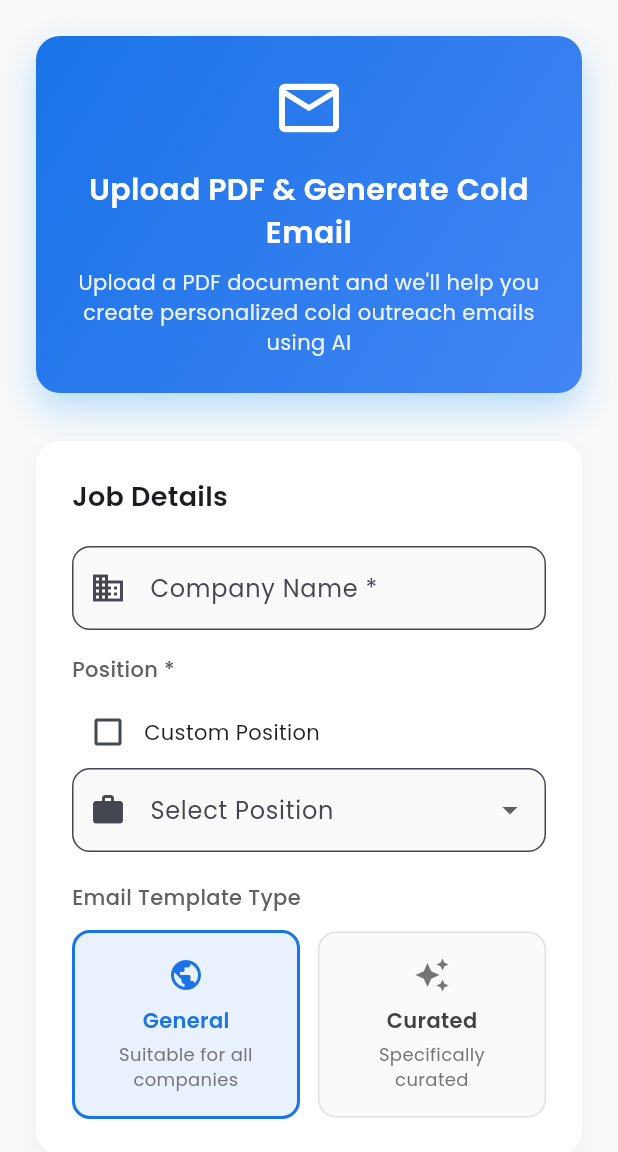
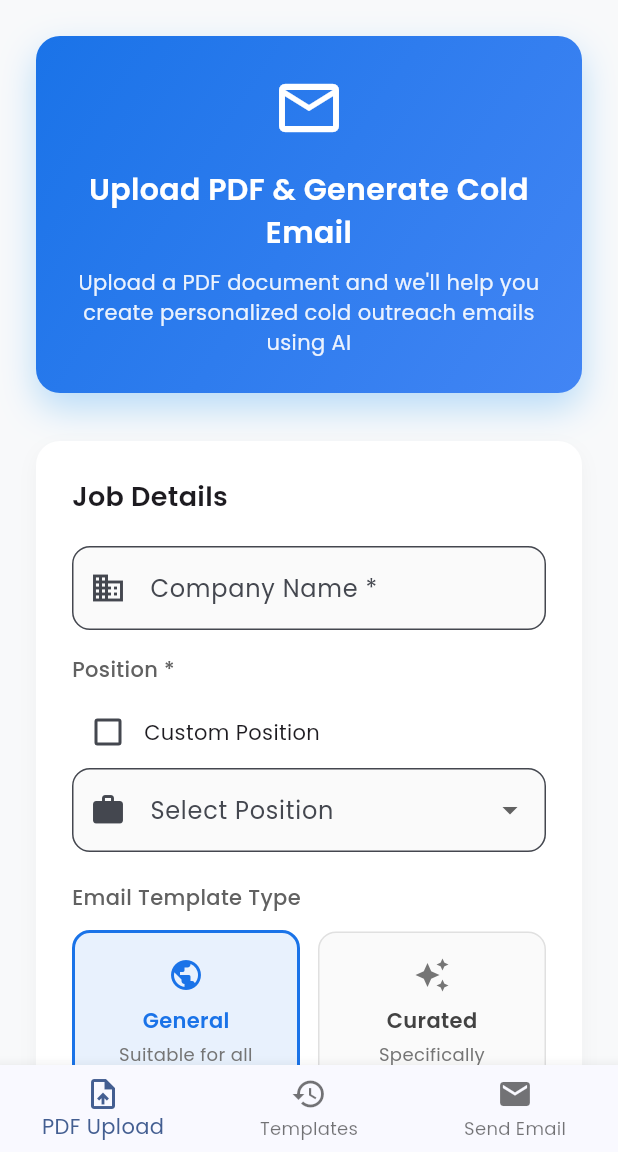
Before and after one commit to SRAYANSH-GUPTA/xcodmail, a Flutter app: the screen it shows after launch, on a phone screen of 412 x 824 dp, the part 84-1236 px from its top. Run offline on Flutter 3.47's test engine with Material 3 defaults, Android fonts, the light colour scheme and no system bars; our stand-ins replace envied, file_picker, flutter_dotenv, google_fonts, shared_preferences; missing offline and left inert: mailer, syncfusion_flutter_pdf.

Commit message:
Email sending logic added

```diff
--- a/lib/main.dart
+++ b/lib/main.dart
@@ -2,9 +2,11 @@ import 'package:flutter/material.dart';
 import 'package:google_fonts/google_fonts.dart';
 import 'package:flutter_dotenv/flutter_dotenv.dart';
 import 'presentation/screens/pdf_upload_screen.dart';
+import 'presentation/screens/templates_screen.dart';
+import 'presentation/screens/email_send_screen.dart';
 
 void main() async {
-  // Load environment variables before running the app
+
   await dotenv.load(fileName: ".env");
 
   runApp(const MyApp());
@@ -47,7 +49,54 @@ class MyApp extends StatelessWidget {
           ),
         ),
       ),
-      home: const PdfUploadScreen(),
+      home: const MainNavScreen(),
     );
   }
 }
+
+class MainNavScreen extends StatefulWidget {
+  const MainNavScreen({super.key});
+
+  @override
+  State<MainNavScreen> createState() => _MainNavScreenState();
+}
+
+class _MainNavScreenState extends State<MainNavScreen> {
+  int _selectedIndex = 0;
+  static final List<Widget> _screens = <Widget>[
+    PdfUploadScreen(),
+    TemplatesScreen(),
+    EmailSendScreen(),
+  ];
+
+  void _onItemTapped(int index) {
+    setState(() {
+      _selectedIndex = index;
+    });
+  }
+
+  @override
+  Widget build(BuildContext context) {
+    return Scaffold(
+      body: _screens[_selectedIndex],
+      bottomNavigationBar: BottomNavigationBar(
+        currentIndex: _selectedIndex,
+        onTap: _onItemTapped,
+        items: const [
+          BottomNavigationBarItem(
+            icon: Icon(Icons.upload_file),
+            label: 'PDF Upload',
+          ),
+          BottomNavigationBarItem(
+            icon: Icon(Icons.history),
+            label: 'Templates',
+          ),
+          BottomNavigationBarItem(
+            icon: Icon(Icons.email),
+            label: 'Send Email',
+          ),
+        ],
+      ),
+    );
+  }
+}
--- a/lib/presentation/screens/pdf_upload_screen.dart
+++ b/lib/presentation/screens/pdf_upload_screen.dart
@@ -22,6 +22,7 @@ class _PdfUploadScreenState extends State<PdfUploadScreen> {
   String? _generatedEmail;
   Map<String, String>? _keyInfo;
   bool _isGeneratingEmail = false;
+  String? _generatedPrompt; // Add this to state
 
   // New form fields
   final TextEditingController _companyController = TextEditingController();
@@ -150,6 +151,13 @@ class _PdfUploadScreenState extends State<PdfUploadScreen> {
       dev.log('Error generating email in pdf_upload_screen: $e');
       _showErrorSnackBar('Error generating email: $e');
     }
+  }
+
+  Future<void> _generatePrompt() async {
+    if (_selectedFile == null) return;
+    setState(() {
+      _generatedPrompt = 'This is your generated prompt based on the uploaded resume.';
+    });
   }
 
   Future<void> _saveTemplate() async {
@@ -708,6 +716,53 @@ class _PdfUploadScreenState extends State<PdfUploadScreen> {
                         ],
                       ),
                     ),
+
+                    // Add Generate Prompt button
+                    const SizedBox(height: 16),
+                    SizedBox(
+                      width: double.infinity,
+                      height: 50,
+                      child: ElevatedButton.icon(
+                        onPressed: _generatePrompt,
+                        icon: const Icon(Icons.lightbulb_outline),
+                        label: Text(
+                          'Generate Prompt',
+                          style: GoogleFonts.poppins(
+                            fontWeight: FontWeight.w600,
+                            fontSize: 16,
+                          ),
+                        ),
+                        style: ElevatedButton.styleFrom(
+                          backgroundColor: const Color(0xFFFBBC05),
+                          foregroundColor: Colors.black,
+                          shape: RoundedRectangleBorder(
+                            borderRadius: BorderRadius.circular(12.0),
+                          ),
+                          elevation: 2,
+                        ),
+                      ),
+                    ),
+                    if (_generatedPrompt != null) ...[
+                      const SizedBox(height: 16),
+                      Container(
+                        width: double.infinity,
+                        padding: const EdgeInsets.all(16.0),
+                        decoration: BoxDecoration(
+                          color: Colors.yellow[50],
+                          borderRadius: BorderRadius.circular(12.0),
+                          border: Border.all(
+                            color: Colors.yellow.withOpacity(0.2),
+                          ),
+                        ),
+                        child: Text(
+                          _generatedPrompt!,
+                          style: GoogleFonts.poppins(
+                            fontSize: 14,
+                            color: Colors.black87,
+                          ),
+                        ),
+                      ),
+                    ],
                   ],
 
                   const SizedBox(height: 24),
--- a/pubspec.yaml
+++ b/pubspec.yaml
@@ -16,7 +16,7 @@ publish_to: 'none' # Remove this line if you wish to publish to pub.dev
 # https://developer.apple.com/library/archive/documentation/General/Reference/InfoPlistKeyReference/Articles/CoreFoundationKeys.html
 # In Windows, build-name is used as the major, minor, and patch parts
 # of the product and file versions while build-number is used as the build suffix.
-version: 1.0.0+1
+version: 1.0.1+2
 
 environment:
   sdk: ^3.6.1
@@ -63,6 +63,7 @@ dependencies:
   # Local Storage
   shared_preferences: ^2.3.2
   envied: ^1.1.1
+  mailer: ^6.4.1
 
 dev_dependencies:
   flutter_test:
```
Also changed, not shown: lib/presentation/screens/email_send_screen.dart (added, +215 -0 lines), pubspec.lock, 13 other files.
